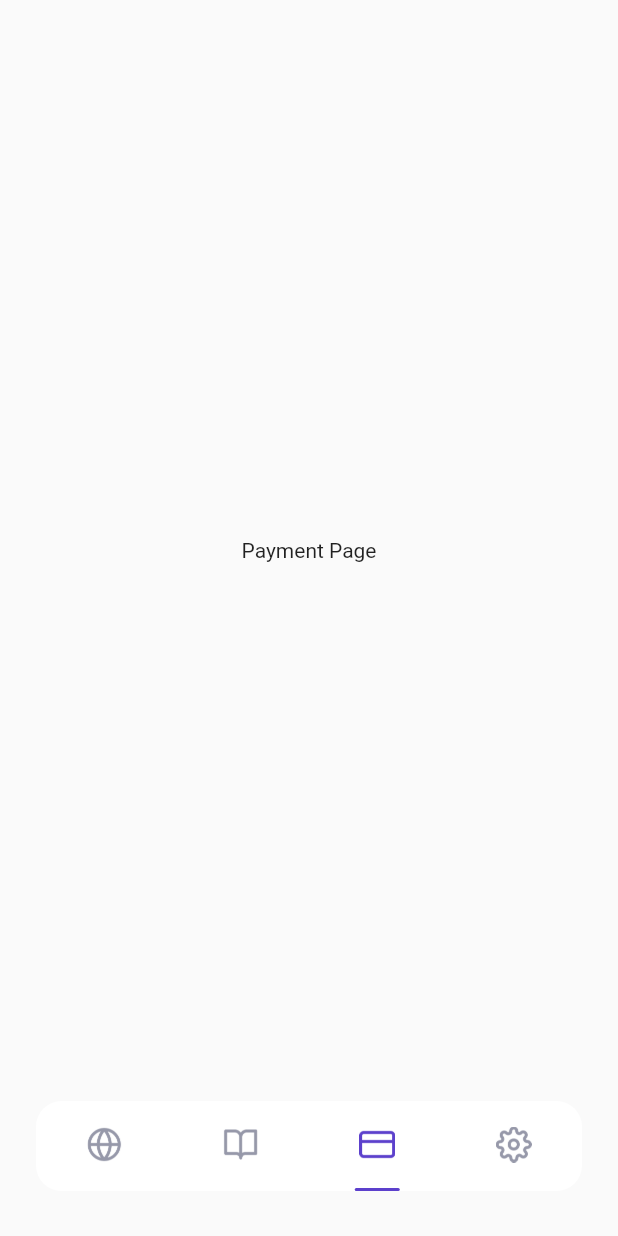
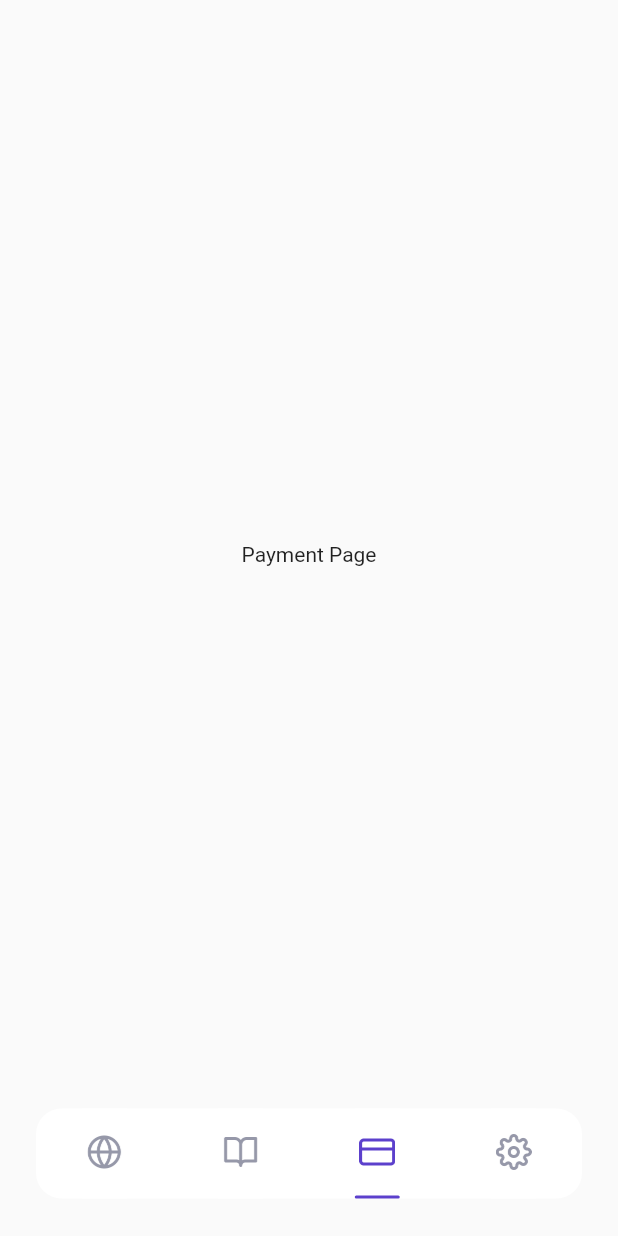
Before and after one commit to iqbalmf/airplane_app, a Flutter app: the MainPage screen opened by its route, item 3 of the bottom bar chosen, on a phone screen of 412 x 824 dp. Run offline on Flutter 3.47's test engine with Material 2 defaults, Android fonts, the phone set to English and light mode, and no system bars; our stand-ins replace google_fonts; statements that could not run were skipped.

Commit message:
adding bottom nav bar

```diff
--- a/lib/ui/pages/booking_page.dart
+++ b/lib/ui/pages/booking_page.dart
@@ -1,3 +1,4 @@
+import 'package:airplane_app/common/colors.dart';
 import 'package:flutter/material.dart';
 
 class BookingPage extends StatefulWidget {
@@ -10,8 +11,11 @@ class BookingPage extends StatefulWidget {
 class _BookingPageState extends State<BookingPage> {
   @override
   Widget build(BuildContext context) {
-    return Center(child: Container(
-      child: Text('Booking Page'),
-    ));
+    return Scaffold(
+      backgroundColor: ColorsApp.backgroundApp,
+      body: Center(
+        child: Text('Booking Ticket'),
+      ),
+    );
   }
 }
--- a/lib/ui/pages/main_page.dart
+++ b/lib/ui/pages/main_page.dart
@@ -7,6 +7,7 @@ import 'package:airplane_app/ui/pages/booking_page.dart';
 import 'package:airplane_app/ui/pages/home_page.dart';
 import 'package:airplane_app/ui/pages/payment_page.dart';
 import 'package:airplane_app/ui/pages/settings_page.dart';
+import 'package:airplane_app/ui/widget/custom_bottomnavigation_item.dart';
 import 'package:flutter/material.dart';
 
 class MainPage extends StatefulWidget {
@@ -17,7 +18,7 @@ class MainPage extends StatefulWidget {
 }
 
 class _MainPageState extends State<MainPage> {
-  int currentIndex = 0;
+  late STATUS_MENU currentIndex = STATUS_MENU.BROWSE;
 
   @override
   Widget build(BuildContext context) {
@@ -32,7 +33,7 @@ class _MainPageState extends State<MainPage> {
     return Container(
       width: double.infinity,
       margin: EdgeInsets.only(
-          bottom: 30, left: defaultMargin, right: defaultMargin),
+          bottom: 25, left: defaultMargin, right: defaultMargin),
       height: 60,
       decoration: BoxDecoration(
           color: ColorsApp.whiteColor,
@@ -40,145 +41,55 @@ class _MainPageState extends State<MainPage> {
       child: Row(
         mainAxisAlignment: MainAxisAlignment.spaceAround,
         children: [
-          GestureDetector(
+          CustomBottomNavigationItem(
+            icons: IconAssets.iconBrowse,
             onTap: () {
-              setState(() {
-                currentIndex = 0;
-              });
+              _setActiveMenu(STATUS_MENU.BROWSE);
             },
-            child: Column(
-              mainAxisAlignment: MainAxisAlignment.spaceBetween,
-              children: [
-                SizedBox(),
-                Container(
-                  width: 24,
-                  height: 24,
-                  child: Image.asset(
-                    IconAssets.iconBrowse,
-                    color: currentIndex == 0 ? ColorsApp.primaryColor : null,
-                    width: 21,
-                  ),
-                ),
-                Container(
-                  width: 30,
-                  height: 2,
-                  decoration: BoxDecoration(
-                      color: currentIndex == 0
-                          ? ColorsApp.primaryColor
-                          : ColorsApp.transparentColor,
-                      borderRadius: BorderRadius.circular(18)),
-                )
-              ],
-            ),
+            isSelected: STATUS_MENU.BROWSE == currentIndex,
           ),
-          GestureDetector(
+          CustomBottomNavigationItem(
+              icons: IconAssets.iconBooked,
+              onTap: () {
+                _setActiveMenu(STATUS_MENU.BOOKED);
+              },
+              isSelected: STATUS_MENU.BOOKED == currentIndex),
+          CustomBottomNavigationItem(
+            icons: IconAssets.iconPayment,
             onTap: () {
-              setState(() {
-                currentIndex = 1;
-              });
+              _setActiveMenu(STATUS_MENU.PAYMENT);
             },
-            child: Column(
-              mainAxisAlignment: MainAxisAlignment.spaceBetween,
-              children: [
-                SizedBox(),
-                Container(
-                  width: 24,
-                  height: 24,
-                  child: Image.asset(
-                    IconAssets.iconBooked,
-                    color: currentIndex == 1 ? ColorsApp.primaryColor : null,
-                    width: 21,
-                  ),
-                ),
-                Container(
-                  width: 30,
-                  height: 2,
-                  decoration: BoxDecoration(
-                      color: currentIndex == 1
-                          ? ColorsApp.primaryColor
-                          : ColorsApp.transparentColor,
-                      borderRadius: BorderRadius.circular(18)),
-                )
-              ],
-            ),
+            isSelected: STATUS_MENU.PAYMENT == currentIndex,
           ),
-          GestureDetector(
-            onTap: () {
-              setState(() {
-                currentIndex = 2;
-              });
-            },
-            child: Column(
-              mainAxisAlignment: MainAxisAlignment.spaceBetween,
-              children: [
-                SizedBox(),
-                Container(
-                  width: 24,
-                  height: 24,
-                  child: Image.asset(
-                    IconAssets.iconPayment,
-                    color: currentIndex == 2 ? ColorsApp.primaryColor : null,
-                    width: 21,
-                  ),
-                ),
-                Container(
-                  width: 30,
-                  height: 2,
-                  decoration: BoxDecoration(
-                      color: currentIndex == 2
-                          ? ColorsApp.primaryColor
-                          : ColorsApp.transparentColor,
-                      borderRadius: BorderRadius.circular(18)),
-                )
-              ],
-            ),
-          ),
-          GestureDetector(
-            onTap: () {
-              setState(() {
-                currentIndex = 3;
-              });
-            },
-            child: Column(
-              mainAxisAlignment: MainAxisAlignment.spaceBetween,
-              children: [
-                SizedBox(),
-                Container(
-                  width: 24,
-                  height: 24,
-                  child: Image.asset(
-                    IconAssets.iconSettings,
-                    color: currentIndex == 3 ? ColorsApp.primaryColor : null,
-                    width: 21,
-                  ),
-                ),
-                Container(
-                  width: 30,
-                  height: 2,
-                  decoration: BoxDecoration(
-                      color: currentIndex == 3
-                          ? ColorsApp.primaryColor
-                          : ColorsApp.transparentColor,
-                      borderRadius: BorderRadius.circular(18)),
-                )
-              ],
-            ),
-          ),
+          CustomBottomNavigationItem(
+              icons: IconAssets.iconSettings,
+              onTap: () {
+                _setActiveMenu(STATUS_MENU.SETTINGS);
+              },
+              isSelected: STATUS_MENU.SETTINGS == currentIndex),
         ],
       ),
     );
   }
 
-  Widget bodyPage(){
-    switch(currentIndex) {
-      case 1:
+  Widget bodyPage() {
+    switch (currentIndex) {
+      case STATUS_MENU.BOOKED:
         return BookingPage();
-      case 2:
+      case STATUS_MENU.PAYMENT:
         return PaymentPage();
-      case 3:
+      case STATUS_MENU.SETTINGS:
         return SettingsPage();
       default:
         return HomePage();
     }
   }
+
+  void _setActiveMenu(STATUS_MENU menus) {
+    setState(() {
+      currentIndex = menus;
+    });
+  }
 }
+
+enum STATUS_MENU { BROWSE, BOOKED, PAYMENT, SETTINGS }
--- a/lib/ui/pages/splash_page.dart
+++ b/lib/ui/pages/splash_page.dart
@@ -17,7 +17,7 @@ class SplashPage extends StatefulWidget {
 class _SplashPageState extends State<SplashPage> {
   @override
   void initState() {
-    Timer(Duration(seconds: 3), () {
+    Timer(const Duration(seconds: 3), () {
       Navigator.pushReplacementNamed(
           context, Routes.getStarted);
       });
--- /dev/null
+++ b/lib/ui/widget/custom_bottomnavigation_item.dart
@@ -0,0 +1,57 @@
+import 'package:airplane_app/common/colors.dart';
+import 'package:airplane_app/ui/pages/main_page.dart';
+import 'package:flutter/material.dart';
+
+class CustomBottomNavigationItem extends StatefulWidget {
+  const CustomBottomNavigationItem(
+      {Key? key,
+      required this.icons,
+      required this.onTap,
+      this.isSelected = false})
+      : super(key: key);
+  final String icons;
+  final Function() onTap;
+  final bool isSelected;
+
+  @override
+  State<CustomBottomNavigationItem> createState() {
+    return _CustomBottomNavigationItemState();
+  }
+}
+
+class _CustomBottomNavigationItemState
+    extends State<CustomBottomNavigationItem> {
+  @override
+  Widget build(BuildContext context) {
+    return GestureDetector(
+      onTap: widget.onTap,
+      child: Container(
+        color: ColorsApp.whiteColor,
+        child: Column(
+          mainAxisAlignment: MainAxisAlignment.spaceBetween,
+          children: [
+            SizedBox(),
+            Container(
+              width: 24,
+              height: 24,
+              child: Image.asset(
+                widget.icons,
+                color: widget.isSelected ? ColorsApp.primaryColor : null,
+                width: 21,
+              ),
+            ),
+            Container(
+              width: 30,
+              height: 2,
+              decoration: BoxDecoration(
+                  color: widget.isSelected
+                      ? ColorsApp.primaryColor
+                      : ColorsApp.transparentColor,
+                  borderRadius: BorderRadius.circular(18)),
+            )
+          ],
+        ),
+      ),
+    );
+  }
+}
```
